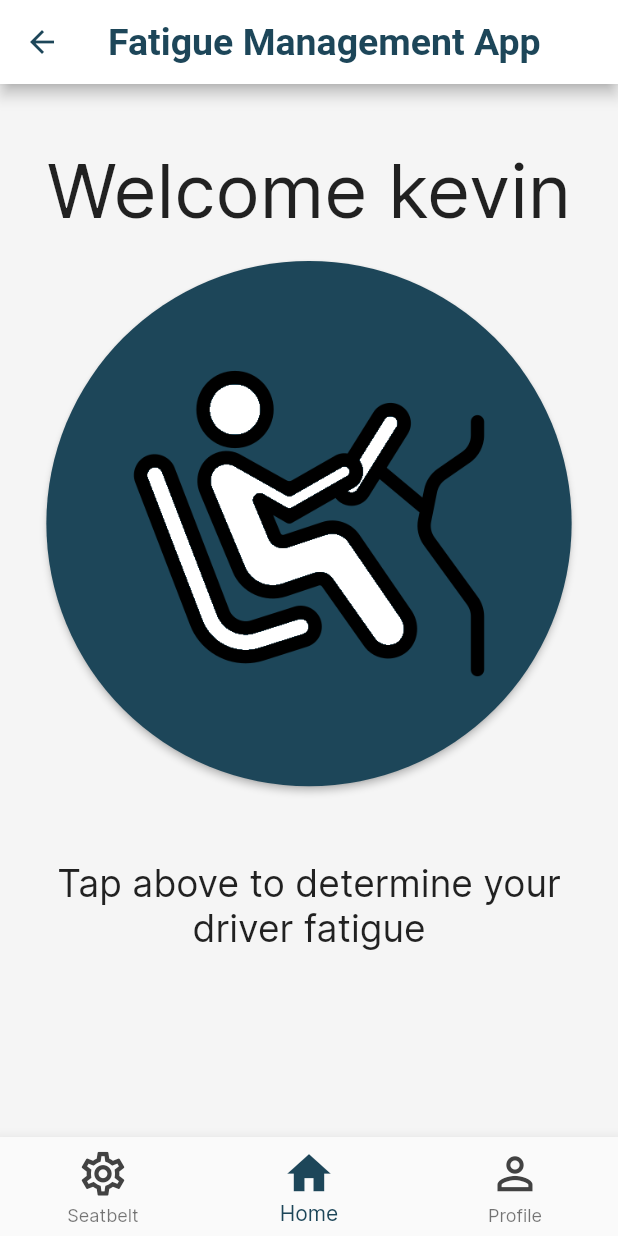
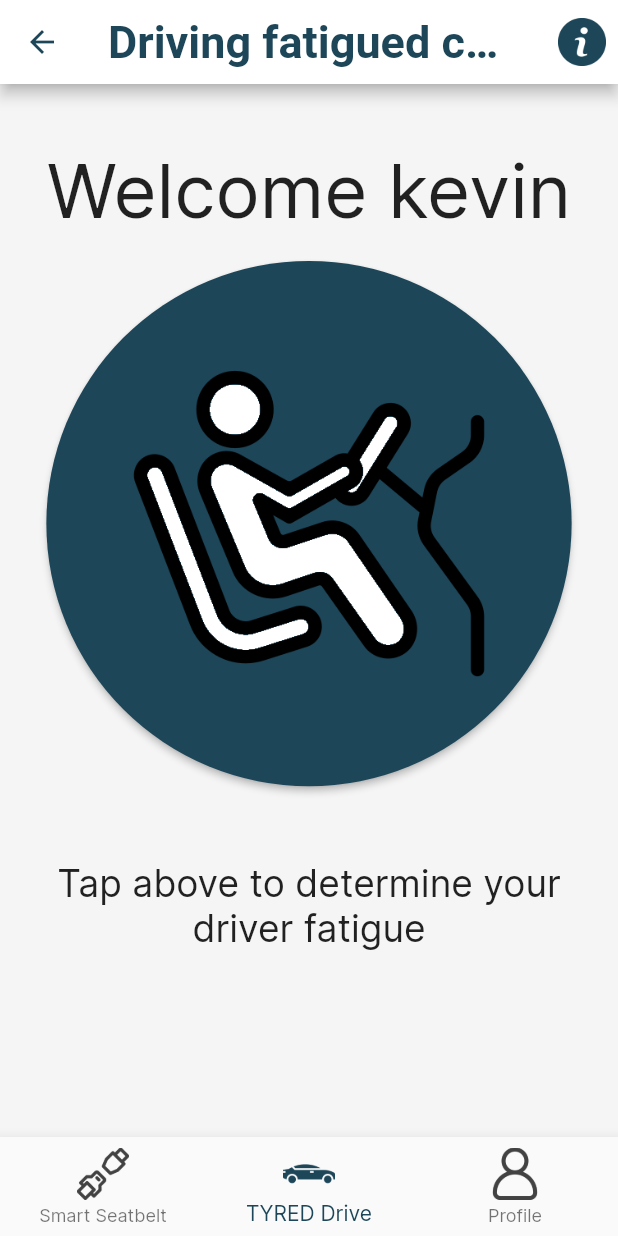
Before and after one commit to FalconLuma/-DECO38010--VillersBoysII, a Flutter app: the MainPage screen opened directly, on a phone screen of 412 x 824 dp. Run offline on Flutter 3.47's test engine with Material 2 defaults, Android fonts, the phone set to English and light mode, and no system bars; our stand-ins replace shared_preferences, vibration; accounts and stored records are empty.

Commit message:
main page style with fatigue info pane

```diff
--- a/villers_boys_ii/lib/main_page.dart
+++ b/villers_boys_ii/lib/main_page.dart
@@ -43,6 +43,58 @@ class _MainPageState extends State<MainPage> {
   /// The index of the page currently being looked at.
   int _selectedIndex = 1;
 
+  void _openPopUp(BuildContext context){
+    showModalBottomSheet(
+      context: context,
+      backgroundColor: neutral,
+      isScrollControlled: true,
+      builder: (context) => Column(
+          mainAxisSize: MainAxisSize.min,
+          children: [
+            Row(
+              mainAxisAlignment: MainAxisAlignment.end,
+              children: [
+                IconButton(
+                    onPressed: (){
+                      Navigator.of(context).pop();
+                    },
+                    icon: ImageIcon(
+                      AssetImage(crossIcon),
+                      size: 50,
+                      color: darkBlue,
+                    )
+                )
+              ],
+            ),
+            Padding(padding: EdgeInsets.all(20),
+                child: Container(
+                  padding: EdgeInsets.all(20),
+                  decoration: BoxDecoration(
+                      color: Colors.white,
+                      borderRadius: BorderRadius.all(Radius.circular(15)),
+                      boxShadow: [BoxShadow(
+                        color: Colors.grey.withOpacity(0.8),
+                        spreadRadius: 2,
+                        blurRadius: 1,
+                        offset: Offset(0, 2),
+                      )]
+                  ),
+                  child: Text('On average, between 2015 to 2019, approximately 12% of lives lost on Queensland roads were from fatigue-related crashes. '
+                      '\n\nBeing awake for more than 17 hours has a similar effect on performance as having a blood alcohol content of more than 0.05.'
+                      '\n\nThere are rest areas across the Queensland road network open all year round to help you manage your fatigue and not drive tired.',
+                    style: TextStyle(
+                        fontWeight: FontWeight.bold,
+                        color: darkBlue,
+                        fontSize: 25
+                    ),
+                  ),
+                )
+            )
+          ],
+        ),
+    );
+  }
+
   /// Initialise the page to the specified index at construction.
   @override
   void initState() {
@@ -70,7 +122,23 @@ class _MainPageState extends State<MainPage> {
       appBar: AppBar(
         // Here we take the value from the HomePage object that was created by
         // the App.build method, and use it to set our appbar title.
-        title: Text(widget.title),
+        title: Text('Driving fatigued can kill',
+          softWrap: true,
+          style: TextStyle(
+            fontSize: 30
+          ),
+        ),
+        actions: [
+          IconButton(
+            onPressed: (){
+              _openPopUp(context);
+            },
+            icon: ImageIcon(
+              AssetImage(infoIconColour),
+              size: 50,
+            )
+          )
+        ],
       ),
       body: Container(
           padding: const EdgeInsets.only(left: 16, top: 25, right: 16),
@@ -80,36 +148,36 @@ class _MainPageState extends State<MainPage> {
       bottomNavigationBar: BottomNavigationBar(
         items: [
           BottomNavigationBarItem(
-              icon: Icon(
-                Icons.settings_outlined,
+              icon: ImageIcon(
+                AssetImage(seatbeltOutline),
                 color: deselectedColor,
               ),
-              activeIcon: Icon(
-                Icons.settings,
+              activeIcon: ImageIcon(
+                AssetImage(seatbeltColour),
                 color: darkBlue,
               ),
-              label: 'Seatbelt',
+              label: 'Smart Seatbelt',
           ),
 
           BottomNavigationBarItem(
-              icon: Icon(
-                Icons.home_outlined,
+              icon: ImageIcon(
+                AssetImage(carOutline),
                 color: deselectedColor,
               ),
-              activeIcon: Icon(
-                Icons.home,
+              activeIcon: ImageIcon(
+                AssetImage(carColour),
                 color: darkBlue,
               ),
-              label: 'Home',
+              label: 'TYRED Drive',
           ),
 
           BottomNavigationBarItem(
-              icon: Icon(
-                Icons.person_outline,
+              icon: ImageIcon(
+                AssetImage(personOutline),
                 color: deselectedColor,
               ),
-              activeIcon: Icon(
-                  Icons.person,
+              activeIcon: ImageIcon(
+                AssetImage(personColour),
                 color: darkBlue,
               ),
                 label: 'Profile',
```
